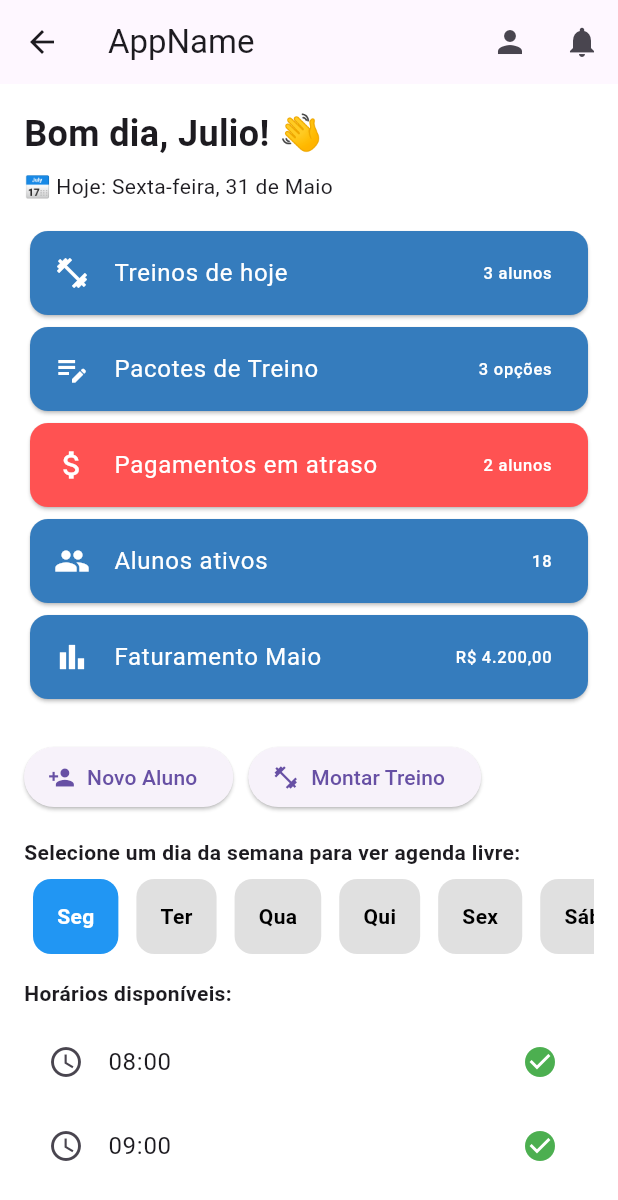
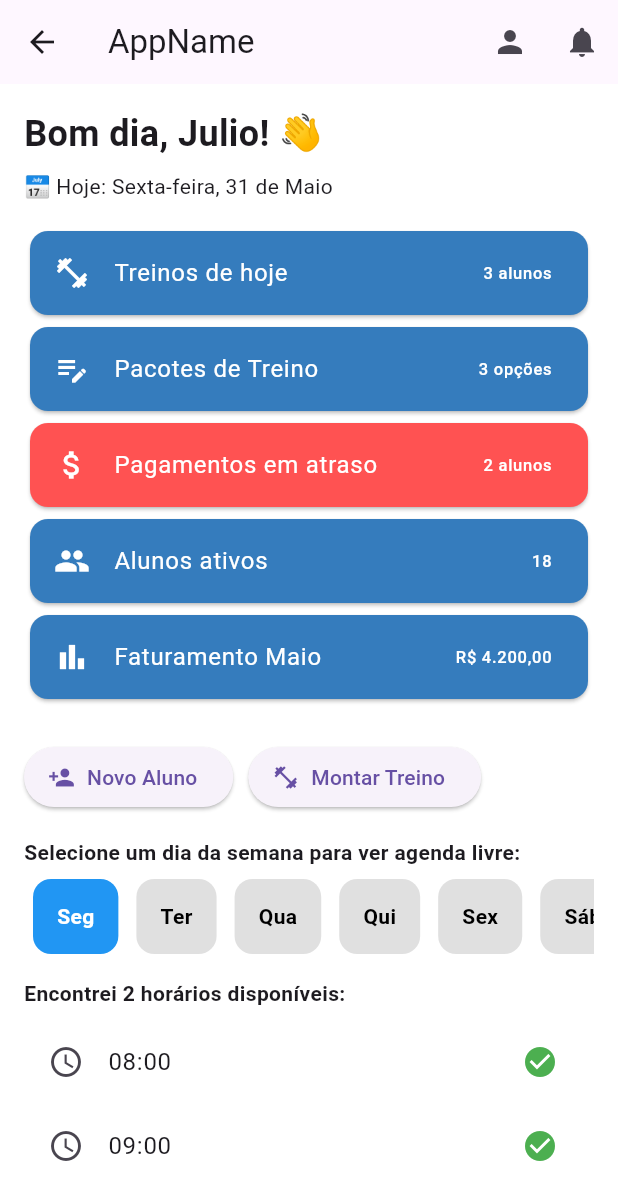
Before and after one commit to juliovitorino/workspace-opensource-mobile, a Flutter app: the DashboardPage screen opened by its route, on a phone screen of 412 x 824 dp. Shown: the top 1200 px of the screen. Run offline on Flutter 3.47's test engine with Material 3 defaults, Android fonts, the phone set to English and light mode, and no system bars; our stand-ins replace flutter_bloc, get_it, injectable.

Commit message:
[031701] Add sunday for available times; Removing available time on wednesday for prototype

```diff
--- a/treinadorpro/lib/features/dashboard/domain/entities/available_time.dart
+++ b/treinadorpro/lib/features/dashboard/domain/entities/available_time.dart
@@ -31,7 +31,6 @@ class AvailableTime {
     AvailableTime(personalUserId: 1,daysOfWeek: TUEDAY, dayTime: "15:00", available: true),
     AvailableTime(personalUserId: 1,daysOfWeek: TUEDAY, dayTime: "16:00", available: true),
     AvailableTime(personalUserId: 1,daysOfWeek: TUEDAY, dayTime: "19:00", available: true),
-    AvailableTime(personalUserId: 1,daysOfWeek: WEDNESDAY, dayTime: "10:00", available: true),
     AvailableTime(personalUserId: 1,daysOfWeek: THURSDAY, dayTime: "10:00", available: true),
     AvailableTime(personalUserId: 1,daysOfWeek: THURSDAY, dayTime: "11:00", available: true),
     AvailableTime(personalUserId: 1,daysOfWeek: FRIDAY, dayTime: "09:00", available: true),
--- a/treinadorpro/lib/features/dashboard/presentation/widgets/free_available_time.dart
+++ b/treinadorpro/lib/features/dashboard/presentation/widgets/free_available_time.dart
@@ -8,7 +8,7 @@ class FreeAvailableTime extends StatefulWidget {
 }
 
 class _FreeAvailableTimeState extends State<FreeAvailableTime> {
-  final List<String> days = ['Seg', 'Ter', 'Qua', 'Qui', 'Sex', 'Sáb'];
+  final List<String> days = ['Seg', 'Ter', 'Qua', 'Qui', 'Sex', 'Sáb', 'Dom'];
 
   int selectedDay = 0;
 
@@ -64,7 +64,7 @@ class _FreeAvailableTimeState extends State<FreeAvailableTime> {
         ),
         SizedBox(height: 16),
         Text(
-          'Horários disponíveis:',
+          filteredTimes.length == 0 ? 'Não há horário disponível' : 'Encontrei ${filteredTimes.length} horários disponíveis:',
           style: TextStyle(fontWeight: FontWeight.bold),
         ),
         SizedBox(height: 8),
```
